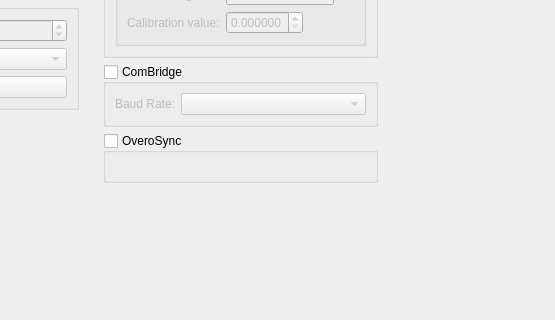
Old version of the form ground/gcs/src/plugins/config/modulesettingsform.ui in the repository TauLabs/TauLabs; both pictures show x 226 to 781 and y 335 to 655 of the 781 by 818 pixel window.
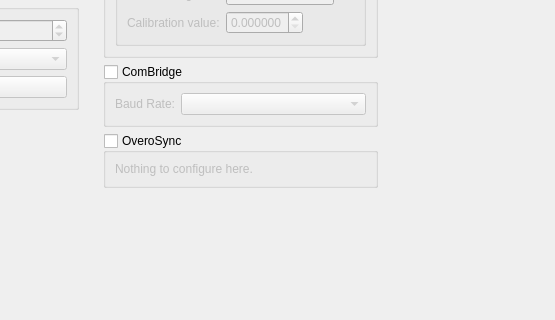
New version of the form.

Commit message: Fixes an unsightly empty groupbox.

The edit to the form file:
```diff
--- a/ground/gcs/src/plugins/config/modulesettingsform.ui
+++ b/ground/gcs/src/plugins/config/modulesettingsform.ui
@@ -517,7 +517,7 @@
             <property name="minimumSize">
              <size>
               <width>0</width>
-              <height>50</height>
+              <height>0</height>
              </size>
             </property>
             <property name="title">
@@ -529,6 +529,15 @@
             <property name="checked">
              <bool>false</bool>
             </property>
+            <layout class="QHBoxLayout" name="horizontalLayout_2">
+             <item>
+              <widget class="QLabel" name="label_18">
+               <property name="text">
+                <string>Nothing to configure here.</string>
+               </property>
+              </widget>
+             </item>
+            </layout>
            </widget>
           </item>
           <item>
```
